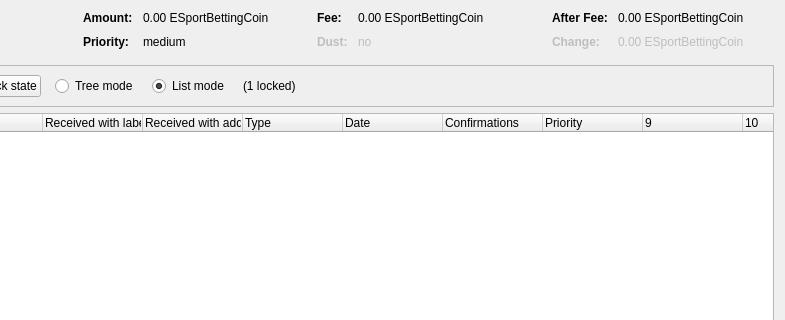
First picture: the form in src/qt/forms/coincontroldialog.ui, repository decenomy/ESBC2, before the edit; both pictures show x 169 to 954 and y 0 to 320 of the 954 by 500 pixel window.
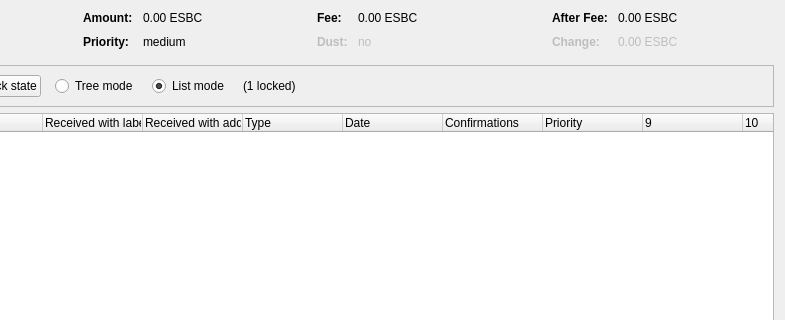
Second picture: the form after the edit. Custom widgets are drawn as their Qt base class.

```diff
--- a/src/qt/forms/coincontroldialog.ui
+++ b/src/qt/forms/coincontroldialog.ui
@@ -132,7 +132,7 @@
           <enum>Qt::ActionsContextMenu</enum>
          </property>
          <property name="text">
-          <string notr="true">0.00 ESportBettingCoin</string>
+          <string notr="true">0.00 ESBC</string>
          </property>
          <property name="textInteractionFlags">
           <set>Qt::LinksAccessibleByMouse|Qt::TextSelectableByKeyboard|Qt::TextSelectableByMouse</set>
@@ -206,7 +206,7 @@
           <enum>Qt::ActionsContextMenu</enum>
          </property>
          <property name="text">
-          <string notr="true">0.00 ESportBettingCoin</string>
+          <string notr="true">0.00 ESBC</string>
          </property>
          <property name="textInteractionFlags">
           <set>Qt::LinksAccessibleByMouse|Qt::TextSelectableByKeyboard|Qt::TextSelectableByMouse</set>
@@ -286,7 +286,7 @@
           <enum>Qt::ActionsContextMenu</enum>
          </property>
          <property name="text">
-          <string notr="true">0.00 ESportBettingCoin</string>
+          <string notr="true">0.00 ESBC</string>
          </property>
          <property name="textInteractionFlags">
           <set>Qt::LinksAccessibleByMouse|Qt::TextSelectableByKeyboard|Qt::TextSelectableByMouse</set>
@@ -321,7 +321,7 @@
           <enum>Qt::ActionsContextMenu</enum>
          </property>
          <property name="text">
-          <string notr="true">0.00 ESportBettingCoin</string>
+          <string notr="true">0.00 ESBC</string>
          </property>
          <property name="textInteractionFlags">
           <set>Qt::LinksAccessibleByMouse|Qt::TextSelectableByKeyboard|Qt::TextSelectableByMouse</set>
```
